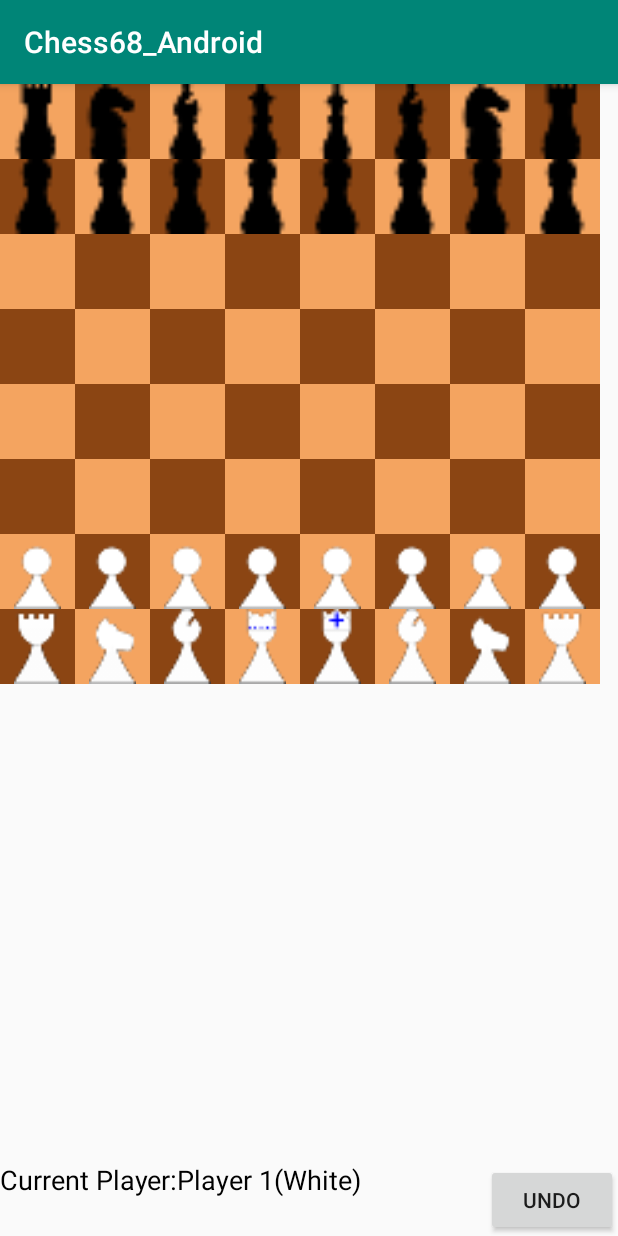
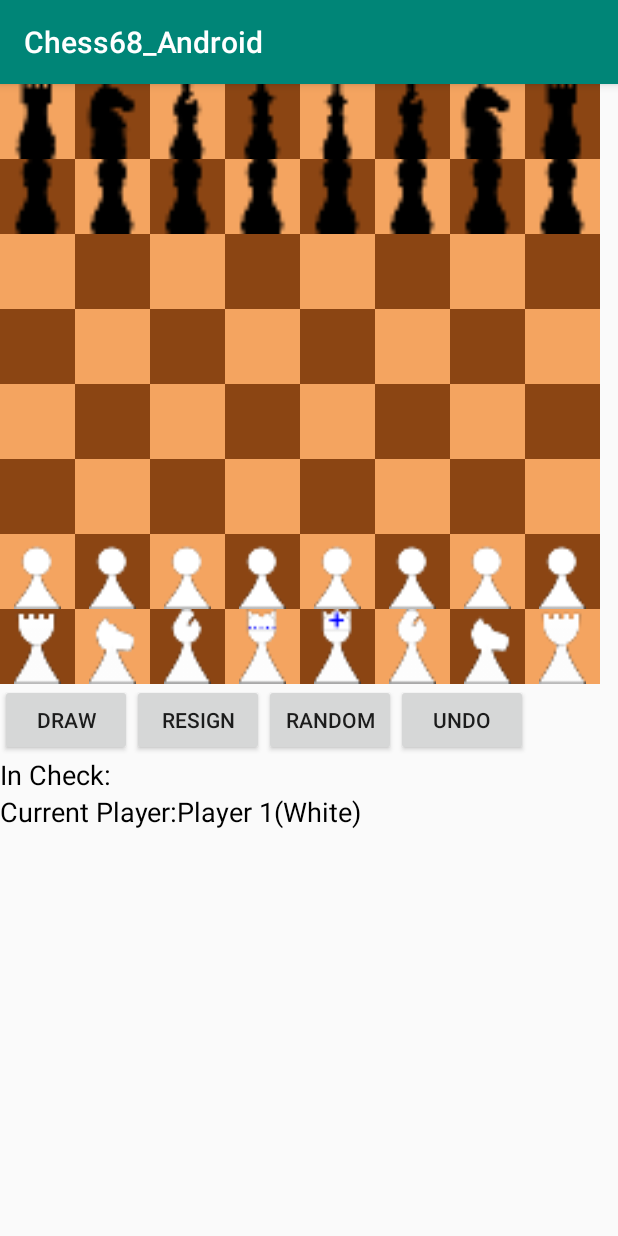
Before and after one commit to thebigG/Chess-For-Android, an Android app: the screen it shows after launch (MainActivity), on a phone screen of 412 x 824 dp. Run offline under Robolectric (Android 15) with nearby library versions, the phone set to English and light mode, and no system bars.

Commit message:
RNJesus to the 5000!

```diff
--- a/app/src/main/res/layout/activity_main.xml
+++ b/app/src/main/res/layout/activity_main.xml
@@ -1,26 +1,11 @@
 <?xml version="1.0" encoding="utf-8"?>
-<FrameLayout xmlns:android="http://schemas.android.com/apk/res/android"
+<LinearLayout xmlns:android="http://schemas.android.com/apk/res/android"
     xmlns:app="http://schemas.android.com/apk/res-auto"
     xmlns:tools="http://schemas.android.com/tools"
     android:layout_width="match_parent"
     android:layout_height="match_parent"
+    android:orientation="vertical"
     tools:context=".MainActivity">
-
-    <Button
-        android:id="@+id/undo_button"
-        android:layout_width="wrap_content"
-        android:layout_height="wrap_content"
-        android:layout_gravity="bottom |center_vertical |right"
-        android:text="Undo" />
-
-    <TextView
-        android:id="@+id/CurrentPlayer"
-        android:layout_width="275dp"
-        android:layout_height="50dp"
-        android:layout_gravity="bottom |center_vertical"
-        android:text="Current Player:"
-        android:textColor="@color/black"
-        android:textSize="18sp" />
 
     <TableLayout
         android:id="@+id/Board"
@@ -32,10 +17,10 @@
             android:layout_height="match_parent">
 
             <ImageView
+                style="?android:borderlessButtonStyle"
                 android:layout_width="50dp"
                 android:layout_height="50dp"
                 android:background="@color/sandy_brown"
-                style="?android:borderlessButtonStyle"
 
                 />
 
@@ -520,4 +505,53 @@
 
     </TableLayout>
 
-</FrameLayout>
+    <LinearLayout
+        android:layout_width="match_parent"
+        android:layout_height="wrap_content"
+        android:layout_gravity="bottom"
+        android:orientation="horizontal">
+
+        <Button
+            android:id="@+id/button2"
+            android:layout_width="wrap_content"
+            android:layout_height="wrap_content"
+            android:text="draw" />
+
+        <Button
+            android:id="@+id/button3"
+            android:layout_width="wrap_content"
+            android:layout_height="wrap_content"
+            android:text="Resign" />
+
+        <Button
+            android:id="@+id/Random_Button"
+            android:layout_width="wrap_content"
+            android:layout_height="wrap_content"
+            android:text="Random" />
+
+        <Button
+            android:id="@+id/undo_button"
+            android:layout_width="wrap_content"
+            android:layout_height="wrap_content"
+            android:text="Undo" />
+    </LinearLayout>
+
+    <TextView
+        android:id="@+id/InCheckView"
+        android:layout_width="wrap_content"
+        android:layout_height="wrap_content"
+        android:layout_gravity="bottom"
+        android:text="@string/CurrentCheck"
+        android:textColor="@color/black"
+        android:textSize="18sp" />
+
+    <TextView
+        android:id="@+id/CurrentPlayer"
+        android:layout_width="wrap_content"
+        android:layout_height="50dp"
+        android:text="@string/CurrentPlayer"
+        android:textColor="@color/black"
+        android:layout_gravity="bottom"
+        android:textSize="18sp" />
+
+</LinearLayout>
--- a/app/src/main/res/values/strings.xml
+++ b/app/src/main/res/values/strings.xml
@@ -3,4 +3,8 @@
     <string name="SecondPlayer">Player 2(Black) </string>>
     <string name="FirstPlayer">Player 1(White) </string>>
     <string name = "CurrentPlayer">Current Player:</string>
+    <string name  = "CurrentCheck">In Check:</string>
+    <string name="Nobody">Nobody</string>
+    <string name="BlackWins">Black Wins!</string>
+    <string name="WhiteWins">White Wins!</string>
 </resources>
```
Also changed, not shown: app/src/main/java/com/android/chess68_android/BoardManager.java (+68 -25 lines), app/src/main/java/com/android/chess68_android/MainActivity.java (+25 -1 lines).
